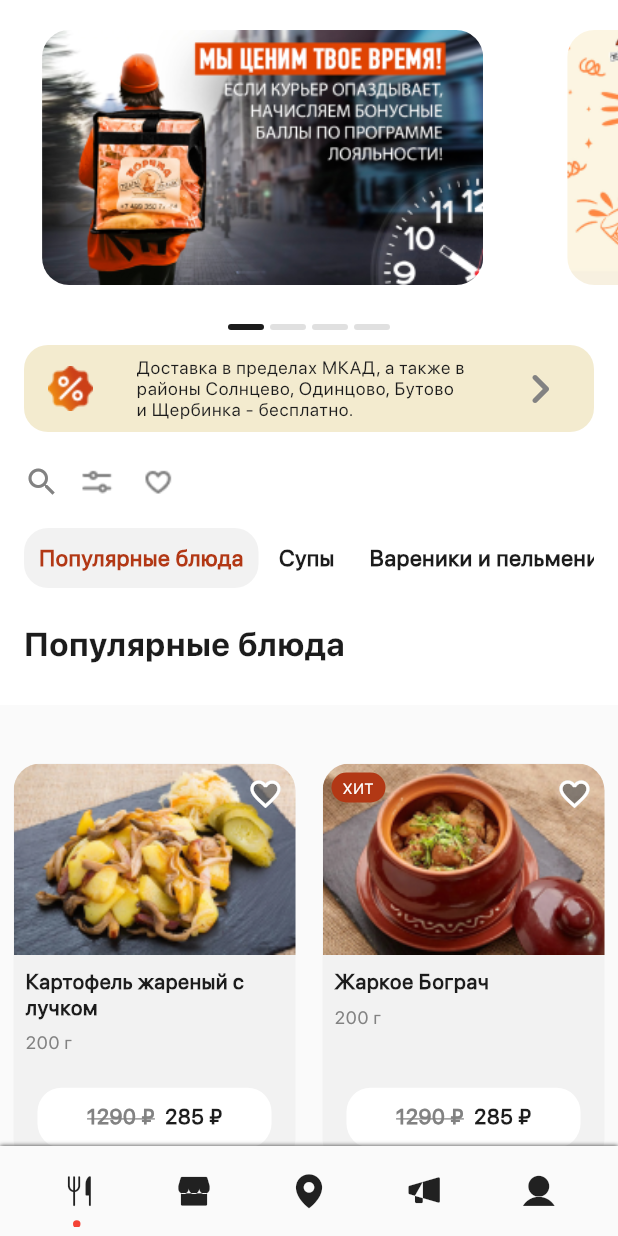
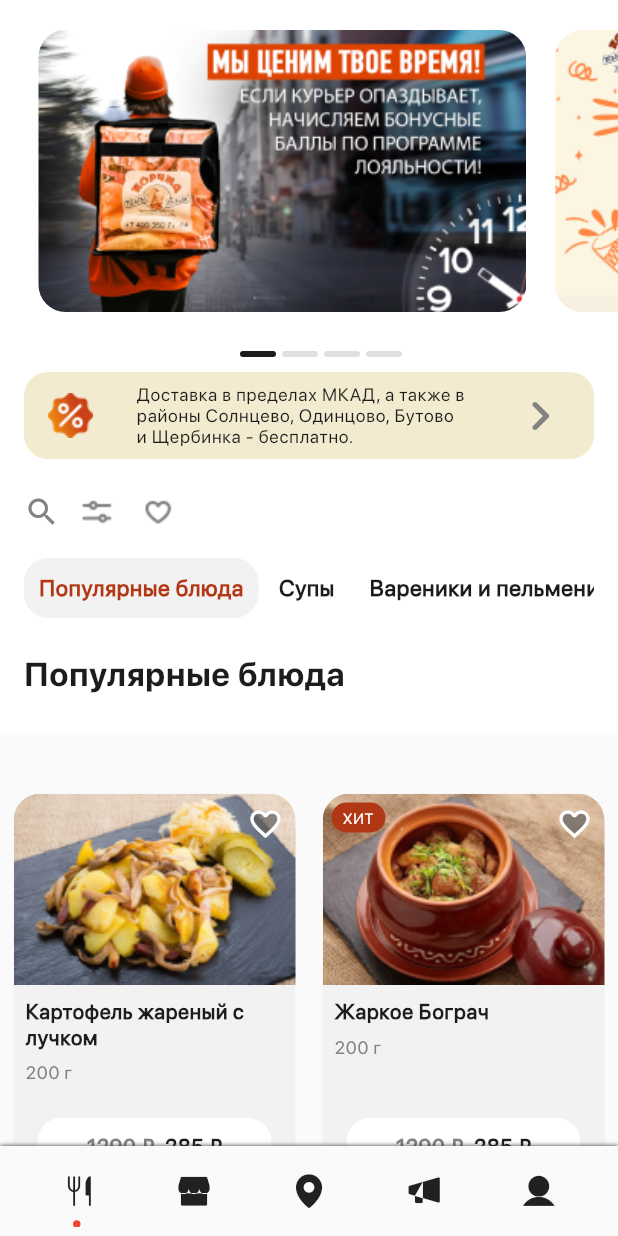
Before and after one commit to Sanjarbek17/corchma_app, a Flutter app: the screen it shows after launch, on a phone screen of 412 x 824 dp. Run offline on Flutter 3.47's test engine with Material 2 defaults, Android fonts, the light colour scheme and no system bars; drawn by our look-alikes of carousel_slider; missing offline and left inert: backdrop_modal_route; project files that could hold a hidden picture were left out.

Commit message:
crasoul minor fix

```diff
--- a/lib/screens/main_screen/main_screen.dart
+++ b/lib/screens/main_screen/main_screen.dart
@@ -24,7 +24,7 @@ class _MainPageState extends State<MainPage> {
           body: CustomScrollView(
             slivers: [
               const SliverAppBar(
-                  expandedHeight: 290,
+                  expandedHeight: 310,
                   backgroundColor: Colors.white,
                   // collapsedHeight: 249,
                   flexibleSpace: FlexibleSpaceBar(
--- a/lib/screens/main_screen/widgets/custom_carousel.dart
+++ b/lib/screens/main_screen/widgets/custom_carousel.dart
@@ -15,7 +15,7 @@ class CustomCarousel extends StatelessWidget {
   Widget build(BuildContext context) {
     SliderProvider slider = Provider.of<SliderProvider>(context);
     return Padding(
-      padding: const EdgeInsets.only(top: 20.0),
+      padding: const EdgeInsets.only(top: 20.0, left: 16.0),
       child: Column(
         children: [
           CarouselSlider(
@@ -24,9 +24,9 @@ class CustomCarousel extends StatelessWidget {
                 slider.setCurrentIndex(index);
               },
               padEnds: false,
-              viewportFraction: 0.85,
+              viewportFraction: 0.87,
               enableInfiniteScroll: false,
-              height: 170.0,
+              height: 188.0,
             ),
             items: slider.sliderList.map((i) {
               return Builder(
@@ -40,10 +40,10 @@ class CustomCarousel extends StatelessWidget {
                           ));
                     },
                     child: Container(
-                      padding: const EdgeInsets.symmetric(horizontal: 13.0),
+                      // padding: const EdgeInsets.symmetric(horizontal: 13.0),
                       child: ClipRRect(
                         borderRadius: BorderRadius.circular(18.0),
-                        child: Image.asset(i.imagePath, fit: BoxFit.fill, scale: 3),
+                        child: Image.asset(i.imagePath, fit: BoxFit.fitWidth),
                       ),
                     ),
                   );
```
